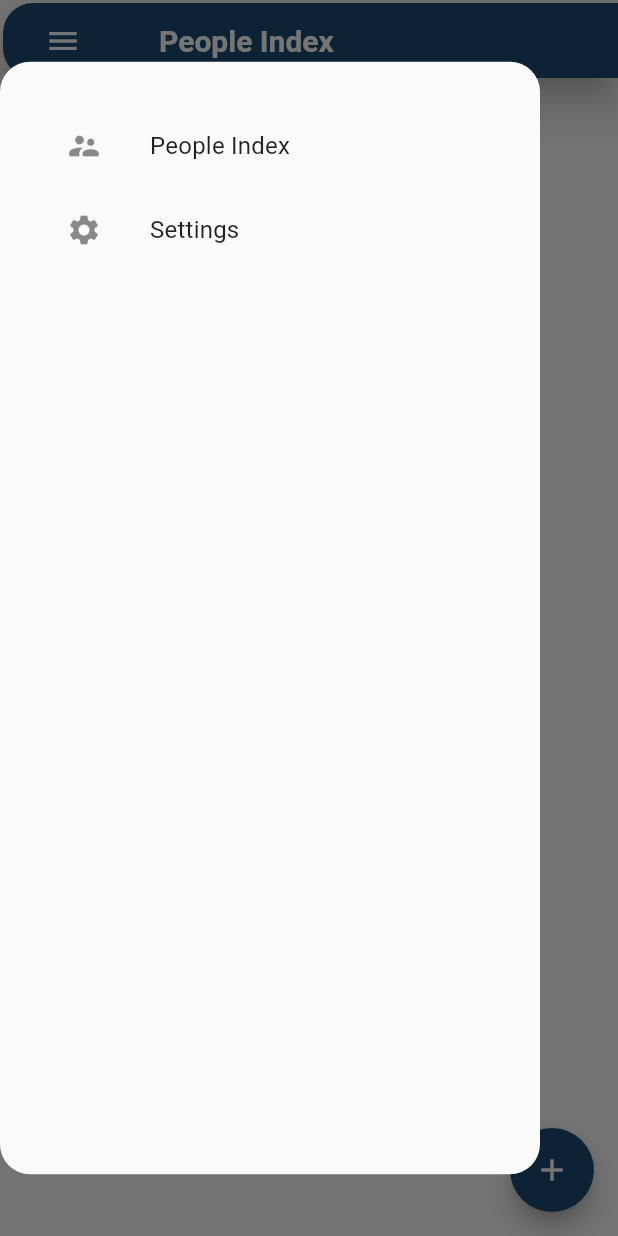
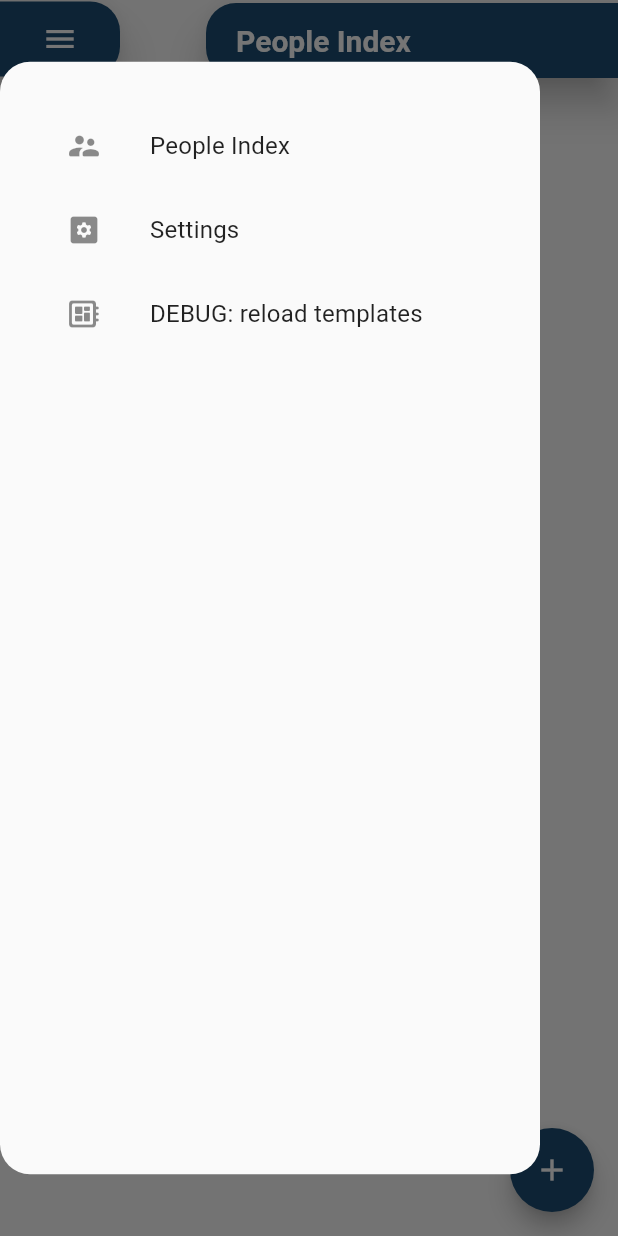
Before and after one commit to haakonsmith/Compendium, a Flutter app: the screen it shows after launch, with the side drawer open, on a phone screen of 412 x 824 dp. Run offline on Flutter 3.47's test engine with Material 2 defaults, Android fonts, the phone set to English and light mode, and no system bars; our stand-ins replace hive, hive_flutter, logger; accounts and stored records are empty; generated files the repository leaves out were written again.

Commit message:
Cleanup: removed old code, removed commented code and added some more comments Renamed Datablock.colourValue to Datablock.colorValue Added: Temporary isCatagory getter on Datablock Added: Start of templates Added: Stateful dialog Fixed: SplitAppBar changing when the drawer is open

````diff
--- /dev/null
+++ b/assets/templates.json
@@ -0,0 +1,6 @@
+[
+    {
+        "name": "test",
+        "value": "c"
+    }
+]
--- a/lib/data/datablock.dart
+++ b/lib/data/datablock.dart
@@ -9,14 +9,17 @@
 
 @HiveType(typeId: 2)
 class Datablock {
+  static const int defaultColorValue = CompendiumThemeData.blueBlackPrimaryValue;
+
   @HiveField(0)
   String name;
 
-  // Hive can't store [Color], so just store an int and convert.
+  /// Hive can't store [Color], so just store an int and convert.
   @HiveField(1)
-  int colourValue;
+  int colorValue;
 
-  Color get color => Color(colourValue);
+  Color get color => Color(colorValue);
+  set color(Color color) => colorValue = color.value;
 
   @HiveField(2)
   List<Datablock> children = <Datablock>[];
@@ -24,37 +27,62 @@
   @HiveField(3)
   String value;
 
-  Datablock(this.name, this.value,
-      {this.colourValue = CompendiumThemeData.blueBlackPrimaryValue, children})
+  // TODO update to use proper parser
+  bool get isCatagory => ((value.length > 0) ? value[0] : "s") == "c";
+
+  Datablock(this.name, this.value, {this.colorValue = defaultColorValue, children})
       // https://stackoverflow.com/questions/54279223/flutter-default-assignment-of-list-parameter-in-a-constructor
       // Otherwise null errors appear
       : children = children ?? <Datablock>[];
 
-  String toString() =>
-      "name: " +
-      name +
-      " colourValue: " +
-      Color(colourValue).toString() +
-      " value: " +
-      value +
-      " children?: " +
-      (children == null).toString();
+  String toString() => "name: " + name + " colorValue: " + Color(colorValue).toString() + " value: " + value + " children?: " + (children == null).toString();
 
-  Map toJson() => {
-        "name": name,
-        "children": children.map((c) => "null" ?? c.toJson()).toList()
-      };
+  Map toJson() => {"name": name, "value": value, "colorValue": colorValue, "children": children.map((c) => c.toJson()).toList()};
+
+  /// Constructs a datablock from json, recursively
+  ///
+  /// The [json] parameter expects something in the form of:
+  /// ```
+  ///  {
+  ///    'name': String,
+  ///    'value': String,
+  ///    'colorValue': int,
+  ///    'color': Color,
+  ///    'children': List<Datablock>
+  /// }
+  /// ```
+  ///
+  /// Note:
+  ///
+  ///* The parameter color will be stored as `color.value`
+  ///* This will accept color or colorValue, if both are given then color is preffered
+  Datablock.fromJson(Map<String, dynamic> json)
+      : name = json['name'] ?? "",
+        value = json['value'] ?? "" {
+    if (json.containsKey('color'))
+      color = json[color];
+    else
+      colorValue = json[colorValue] ?? defaultColorValue;
+
+    children = [];
+    (json['children'] ?? []).forEach((list) {
+      //Creates an instance of PlaceName and adds to the placeNames list.
+      children.add(Datablock.fromJson(list));
+    });
+  }
 
   /// Performs a deep copy of the object
   Datablock copy() {
-    var newDatablock = Datablock(name, value, colourValue: colourValue);
+    var newDatablock = Datablock(name, value, colorValue: colorValue);
     newDatablock.children = children.map((c) => c.copy()).toList();
     return newDatablock;
   }
 
-  static Datablock blank() {
-    return Datablock("", "");
-  }
+  Datablock.blank()
+      : name = "",
+        value = "",
+        colorValue = defaultColorValue,
+        children = <Datablock>[];
 
   /// LOL completely broken. Needs to be revisited
   /// TODO fix
@@ -70,12 +98,10 @@
         ),
         child: InkWell(
           borderRadius: BorderRadius.circular(15),
-          onTap: () =>
-              Navigator.of(context).pushNamed("/datablock/$datablockIndex"),
+          onTap: () => Navigator.of(context).pushNamed("/datablock/$datablockIndex"),
           child: Container(
             decoration: BoxDecoration(
-              border: Border(
-                  left: BorderSide(color: Color(colourValue), width: 15)),
+              border: Border(left: BorderSide(color: Color(colorValue), width: 15)),
             ),
             padding: EdgeInsets.all(20),
             alignment: Alignment.centerLeft,
@@ -96,8 +122,7 @@
                       showDialog(
                         context: context,
                         builder: (context) => AlertDialog(
-                          shape: RoundedRectangleBorder(
-                              borderRadius: BorderRadius.circular(20.0)),
+                          shape: RoundedRectangleBorder(borderRadius: BorderRadius.circular(20.0)),
                           title: Text('Are you sure?'),
                           content: Row(
                             mainAxisAlignment: MainAxisAlignment.spaceEvenly,
@@ -109,8 +134,7 @@
                                 ),
                                 color: Theme.of(context).primaryColor,
                                 onPressed: () {
-                                  Navigator.of(context, rootNavigator: true)
-                                      .pop('dialog');
+                                  Navigator.of(context, rootNavigator: true).pop('dialog');
                                 },
                               ),
                               RaisedButton(
@@ -122,8 +146,7 @@
                                 onPressed: () {
                                   // PersonBloc.of(context)
                                   //     .deleteDatablockAtIndex(datablockIndex);
-                                  Navigator.of(context, rootNavigator: true)
-                                      .pop('dialog');
+                                  Navigator.of(context, rootNavigator: true).pop('dialog');
                                 },
                               ),
                             ],
--- a/lib/theme.dart
+++ b/lib/theme.dart
@@ -75,6 +75,7 @@
     scaffoldBackgroundColor: Colors.grey.shade900,
     dialogBackgroundColor: Colors.grey.shade900,
     cardColor: Colors.grey.shade900,
+    canvasColor: Colors.transparent,
     inputDecorationTheme: InputDecorationTheme(
       hintStyle: TextStyle(
         color: Colors.white,
--- a/lib/widgets/nav_drawer.dart
+++ b/lib/widgets/nav_drawer.dart
@@ -1,9 +1,10 @@
+import 'package:compendium/data/BLoC/template_bloc.dart';
+import 'package:compendium/routers/instant_page_route.dart';
+import 'package:compendium/screens/template_screen.dart';
 import 'package:compendium/theme.dart';
 import 'package:flutter/material.dart';
 
 class NavDrawer extends StatelessWidget {
-  NavDrawer();
-
   void navigateTo(BuildContext context, String path) {
     Navigator.of(context).pushNamedAndRemoveUntil(path, (r) => false);
   }
@@ -15,20 +16,19 @@
         height: MediaQuery.of(context).size.height * 0.9,
         decoration: BoxDecoration(
           borderRadius: CompendiumThemeData.of(context).borderRadius,
-        color: CompendiumThemeData.of(context)
-            .materialTheme
-            .scaffoldBackgroundColor,
+          color: CompendiumThemeData.of(context).materialTheme.scaffoldBackgroundColor,
         ),
+        child: Theme(
+          data: Theme.of(context).copyWith(canvasColor: Theme.of(context).scaffoldBackgroundColor),
           child: Drawer(
             elevation: 0,
             child: Container(
-          decoration: BoxDecoration(
-            color: CompendiumThemeData.of(context)
-                .materialTheme
-                .scaffoldBackgroundColor,
-          ),
+              height: 30,
+              padding: EdgeInsets.all(0),
+              // color: CompendiumThemeData.of(context).materialTheme.scaffoldBackgroundColor,
+              color: Colors.transparent,
               child: CompendiumThemeData.of(context).listTileTheme(
-            child: Column(
+                child: ListView(
                   children: <Widget>[
                     ListTile(
                       leading: Icon(Icons.supervisor_account_rounded),
@@ -38,16 +38,22 @@
                           navigateTo(context, "/index"),
                     ),
                     ListTile(
-                  leading: Icon(Icons.settings),
+                      leading: Icon(Icons.settings_applications_rounded),
                       title: Text('Settings'),
                       // Clear the navigation stack so back button doesn't do stuff
                       onTap: () => navigateTo(context, "/settings"),
+                    ),
+                    ListTile(
+                      leading: Icon(Icons.developer_board_rounded),
+                      title: Text('DEBUG: reload templates'),
+                      // Clear the navigation stack so back button doesn't do stuff
+                      onTap: () => navigateTo(context, TemplateScreen.routeName),
                     ),
                   ],
                 ),
               ),
             ),
           ),
-    );
+        ));
   }
 }
--- a/lib/widgets/pill_appbar.dart
+++ b/lib/widgets/pill_appbar.dart
@@ -54,7 +54,7 @@
     final CompendiumThemeData appTheme = CompendiumThemeData.of(context);
     final ModalRoute<dynamic> parentRoute = ModalRoute.of(context);
 
-    final bool canPop = parentRoute?.canPop ?? false;
+    final bool canPop = (parentRoute?.canPop ?? false) && !Scaffold.of(context).isDrawerOpen;
 
     backgroundColor = widget?.backgroundColor ?? appTheme.materialTheme.accentColor;
 
--- a/pubspec.yaml
+++ b/pubspec.yaml
@@ -47,6 +47,8 @@
 
 # The following section is specific to Flutter.
 flutter:
+  assets:
+    - assets/templates.json
 
   # The following line ensures that the Material Icons font is
   # included with your application, so that you can use the icons in
````
Also changed, not shown: lib/data/BLoC/person_bloc.dart (+44 -59 lines), lib/data/BLoC/template_bloc.dart (added, +84 -0 lines), lib/main.dart (+8 -11 lines), lib/screens/datablock_screen.dart (+3 -53 lines), lib/screens/person_screen.dart (deleted, +0 -177 lines), lib/screens/template_screen.dart (added, +46 -0 lines), lib/widgets/attributes.dart (+30 -12 lines), lib/widgets/template_form_field.dart (added, +48 -0 lines), lib/data/datablock.g.dart. Lines whose indentation alone changed are shown as unchanged.
